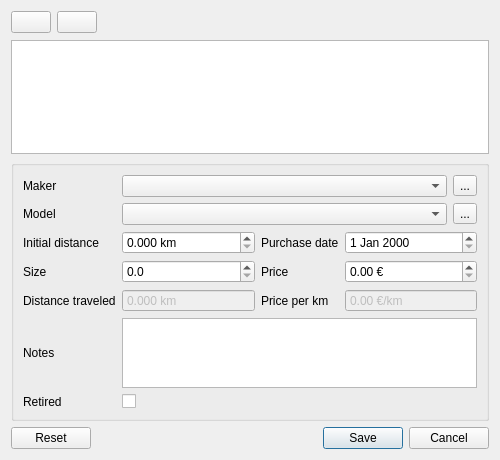
This is src/views/tableviews/shoeview.ui in electri/running as Qt 5 draws it before an edit. The edited form follows.
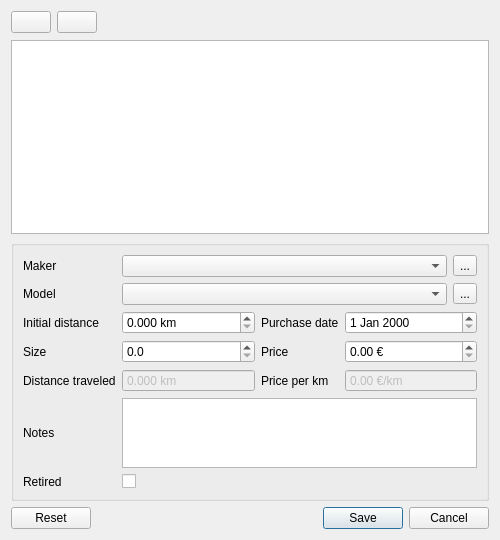
This is the edited form. Icons and pictures are not drawn.

Patch:
```diff
--- a/src/views/tableviews/shoeview.ui
+++ b/src/views/tableviews/shoeview.ui
@@ -10,7 +10,7 @@
     <x>0</x>
     <y>0</y>
     <width>500</width>
-    <height>460</height>
+    <height>540</height>
    </rect>
   </property>
   <property name="windowTitle">
```
